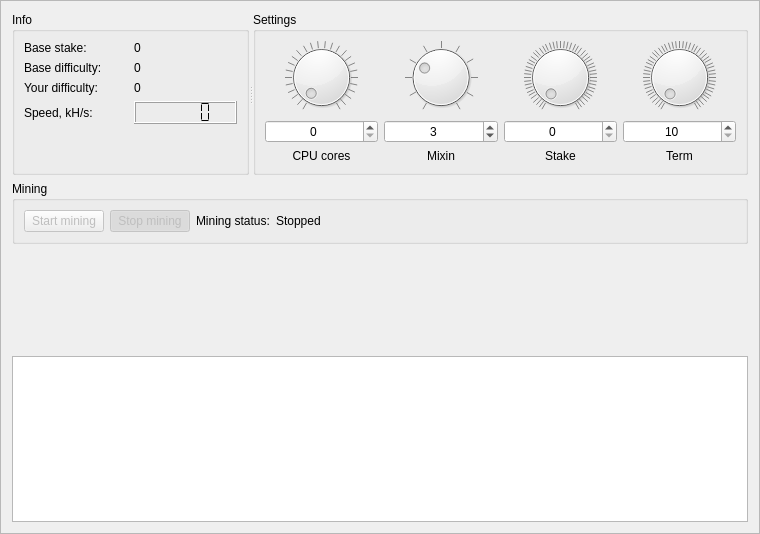
aivve/KarbowanecWallet, file src/gui/ui/miningframe.ui: the form before one commit.
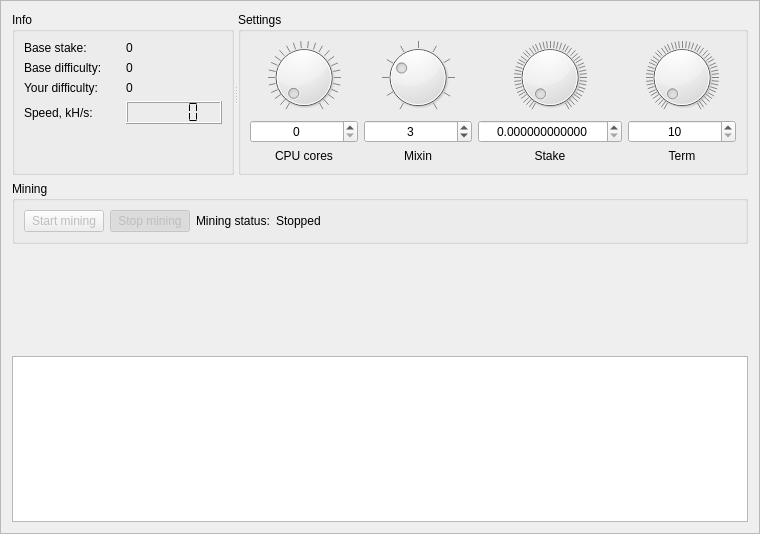
The form after the commit. Custom widgets are drawn as their Qt base class.

Commit message: Work on mining frame c.d.

Diff of the .ui file:
```diff
--- a/src/gui/ui/miningframe.ui
+++ b/src/gui/ui/miningframe.ui
@@ -229,10 +229,16 @@
           </widget>
          </item>
          <item>
-          <widget class="QSpinBox" name="m_stakeAmountSpin">
+          <widget class="QDoubleSpinBox" name="m_stakeAmountSpin">
            <property name="alignment">
             <set>Qt::AlignCenter</set>
            </property>
+           <property name="decimals">
+            <number>12</number>
+           </property>
+           <property name="maximum">
+            <double>999999.99999999999</double>
+           </property>
           </widget>
          </item>
          <item>
```
Left out of the diff: 32 changed lines with no effect on the pictures. The commit also changes 2 other files.
